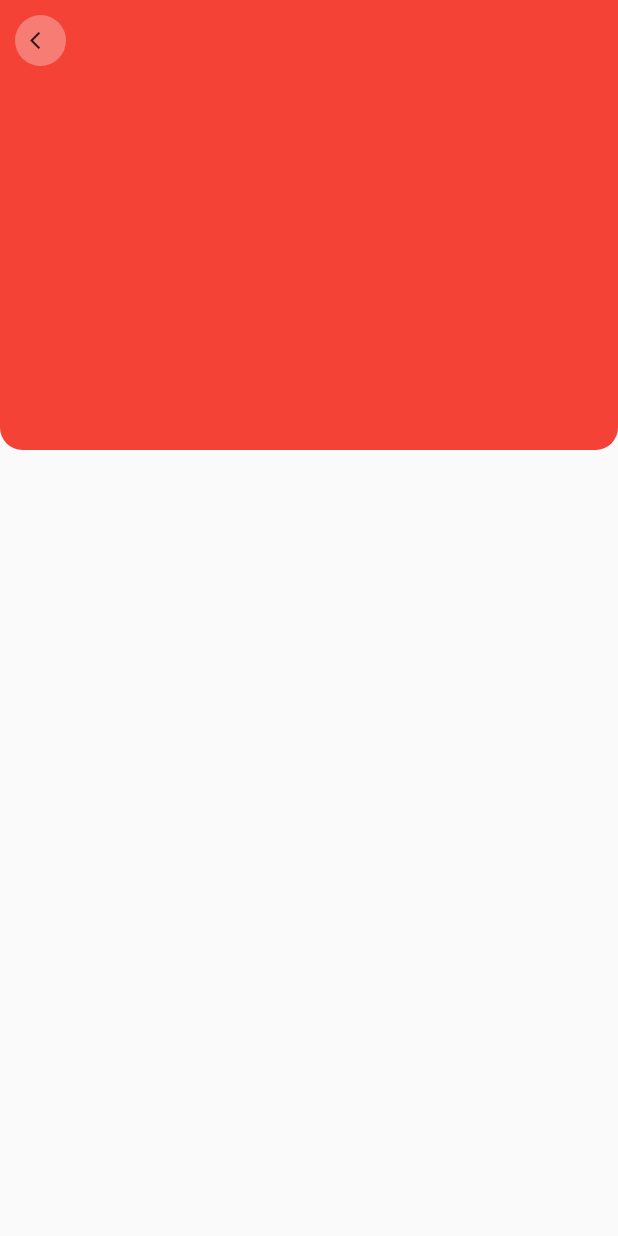
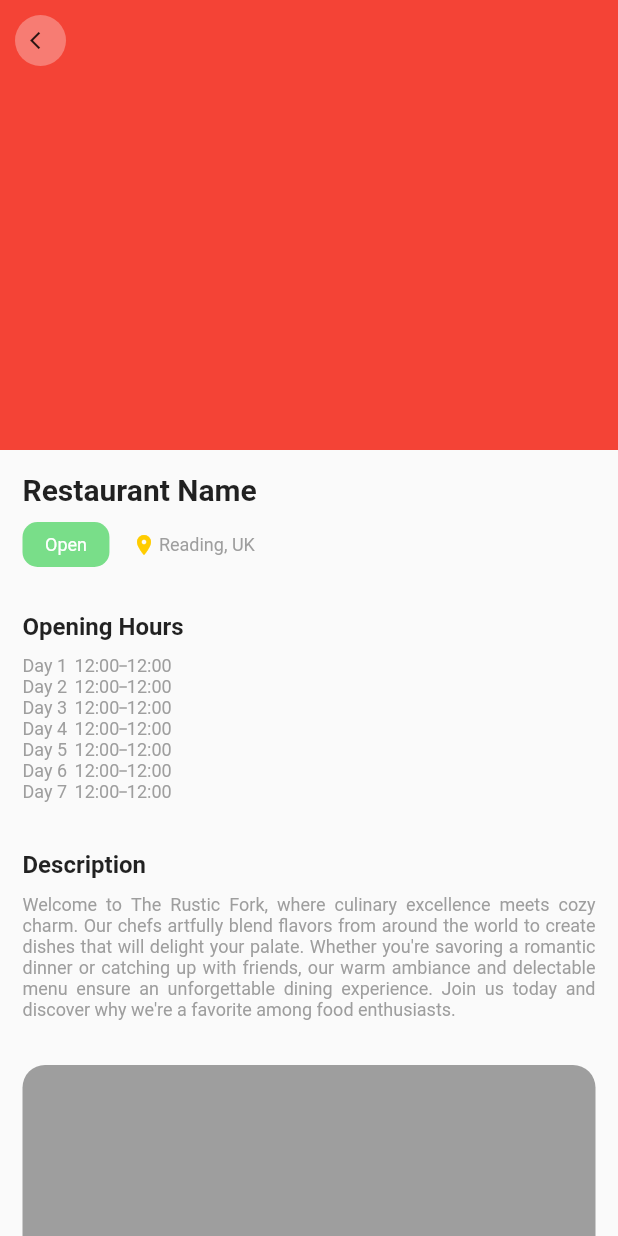
Before and after one commit to Gurung-Manish/afno-app, a Flutter app: the RestaurantPage screen opened by its route, on a phone screen of 412 x 824 dp. Run offline on Flutter 3.47's test engine with Material 2 defaults, Android fonts, the phone set to English and light mode, and no system bars; our stand-ins replace bloc, cached_network_image, flutter_bloc, freezed_annotation, go_router, url_strategy; network calls fail.

Commit message:
new restaurant page with sliver

```diff
--- a/lib/features/dashboard/presentation/pages/dashboard_page.dart
+++ b/lib/features/dashboard/presentation/pages/dashboard_page.dart
@@ -11,9 +11,7 @@ class DashboardPage extends StatefulWidget {
 class _DashboardPageState extends State<DashboardPage> {
   @override
   Widget build(BuildContext context) {
-    return Scaffold(
-      body: SafeArea(
-        child: Column(
+    return Column(
       children: [
         Expanded(
           child: Stack(
@@ -69,8 +67,6 @@ class _DashboardPageState extends State<DashboardPage> {
           ),
         ),
       ],
-        ),
-      ),
     );
   }
 }
--- a/lib/features/restaurant/presentation/pages/restaurant_page.dart
+++ b/lib/features/restaurant/presentation/pages/restaurant_page.dart
@@ -1,33 +1,38 @@
+import 'package:afno_app/features/restaurant/presentation/widgets/opening_hours.dart';
 import 'package:afno_app/routes/routes_constant.dart';
 import 'package:flutter/material.dart';
 import 'package:go_router/go_router.dart';
 
-class RestaurantPage extends StatelessWidget {
+class RestaurantPage extends StatefulWidget {
   const RestaurantPage({super.key});
 
+  @override
+  State<RestaurantPage> createState() => _RestaurantPageState();
+}
+
+class _RestaurantPageState extends State<RestaurantPage> {
   @override
   Widget build(BuildContext context) {
     return Scaffold(
       body: SafeArea(
-        child: Column(
+        child: CustomScrollView(
+          slivers: <Widget>[
+            SliverAppBar(
+              expandedHeight: 300,
+              floating: false,
+              pinned: true,
+              flexibleSpace: Stack(
                 children: [
-            Stack(children: [
                   Container(
-                height: 300,
-                width: double.infinity,
-                decoration: const BoxDecoration(
+                    constraints: const BoxConstraints(minHeight: 300),
                     color: Colors.red,
-                  borderRadius: BorderRadius.only(
-                    bottomLeft: Radius.circular(15),
-                    bottomRight: Radius.circular(15),
-                  ),
-                ),
                   ),
                   Positioned(
                     left: 10,
                     top: 10,
                     child: GestureDetector(
                       onTap: () {
+                        // Handle the back button tap
                         context.go(RoutesConstant.dashboard);
                       },
                       child: Container(
@@ -40,8 +45,91 @@ class RestaurantPage extends StatelessWidget {
                           Icons.arrow_back_ios,
                           size: 14,
                         ),
-                      )))
-            ])
+                      ),
+                    ),
+                  ),
+                ],
+              ),
+            ),
+            SliverList(
+              delegate: SliverChildListDelegate(
+                [
+                  Container(
+                    padding: const EdgeInsets.all(15),
+                    child: Column(
+                      crossAxisAlignment: CrossAxisAlignment.start,
+                      children: [
+                        const Text(
+                          "Restaurant Name",
+                          style: TextStyle(
+                              fontWeight: FontWeight.bold, fontSize: 20),
+                        ),
+                        const SizedBox(
+                          height: 10,
+                        ),
+                        Row(
+                          children: [
+                            Container(
+                              padding: const EdgeInsets.symmetric(
+                                  horizontal: 15, vertical: 8),
+                              decoration: BoxDecoration(
+                                  color: const Color(0xFF79DE89),
+                                  borderRadius: BorderRadius.circular(10)),
+                              child: const Text(
+                                "Open",
+                                style: TextStyle(
+                                    fontSize: 12, color: Colors.white),
+                              ),
+                            ),
+                            const SizedBox(
+                              width: 15,
+                            ),
+                            const Icon(
+                              Icons.location_on,
+                              size: 16,
+                              color: Color(0xFFFFCC00),
+                            ),
+                            const SizedBox(
+                              width: 2,
+                            ),
+                            const Text(
+                              "Reading, UK",
+                              style:
+                                  TextStyle(fontSize: 12, color: Colors.grey),
+                            )
+                          ],
+                        ),
+                        const OpeningHours(),
+                        const Text(
+                          "Description",
+                          style: TextStyle(
+                              fontWeight: FontWeight.bold, fontSize: 16),
+                        ),
+                        const SizedBox(
+                          height: 10,
+                        ),
+                        const Text(
+                          "Welcome to The Rustic Fork, where culinary excellence meets cozy charm. Our chefs artfully blend flavors from around the world to create dishes that will delight your palate. Whether you're savoring a romantic dinner or catching up with friends, our warm ambiance and delectable menu ensure an unforgettable dining experience. Join us today and discover why we're a favorite among food enthusiasts.",
+                          textAlign: TextAlign.justify,
+                          style: TextStyle(fontSize: 12, color: Colors.grey),
+                        ),
+                        const SizedBox(
+                          height: 30,
+                        ),
+                        Container(
+                          width: double.infinity,
+                          height: 150,
+                          decoration: BoxDecoration(
+                            color: Colors.grey,
+                            borderRadius: BorderRadius.circular(15),
+                          ),
+                        )
+                      ],
+                    ),
+                  )
+                ],
+              ),
+            ),
           ],
         ),
       ),
--- /dev/null
+++ b/lib/features/restaurant/presentation/widgets/opening_hours.dart
@@ -0,0 +1,68 @@
+import 'package:flutter/material.dart';
+
+class OpeningHours extends StatelessWidget {
+  const OpeningHours({
+    super.key,
+  });
+
+  @override
+  Widget build(BuildContext context) {
+    return Column(
+      crossAxisAlignment: CrossAxisAlignment.start,
+      children: [
+        const SizedBox(
+          height: 30,
+        ),
+        const Text(
+          "Opening Hours",
+          style: TextStyle(fontWeight: FontWeight.bold, fontSize: 16),
+        ),
+        const SizedBox(
+          height: 10,
+        ),
+        SizedBox(
+          height: 100,
+          child: ListView.builder(
+              itemCount: 7,
+              itemBuilder: (context, index) {
+                return Column(
+                  crossAxisAlignment: CrossAxisAlignment.start,
+                  children: [
+                    Row(
+                      children: [
+                        Text(
+                          "Day ${index + 1}",
+                          style:
+                              const TextStyle(color: Colors.grey, fontSize: 12),
+                        ),
+                        const SizedBox(
+                          width: 5,
+                        ),
+                        const Text(
+                          "12:00",
+                          style:
+                              const TextStyle(color: Colors.grey, fontSize: 12),
+                        ),
+                        Container(
+                          color: Colors.grey,
+                          width: 5,
+                          height: 1,
+                        ),
+                        const Text(
+                          "12:00",
+                          style:
+                              const TextStyle(color: Colors.grey, fontSize: 12),
+                        ),
+                      ],
+                    ),
+                  ],
+                );
+              }),
+        ),
+        const SizedBox(
+          height: 30,
+        ),
+      ],
+    );
+  }
+}
```
Lines whose indentation alone changed are shown as unchanged.
